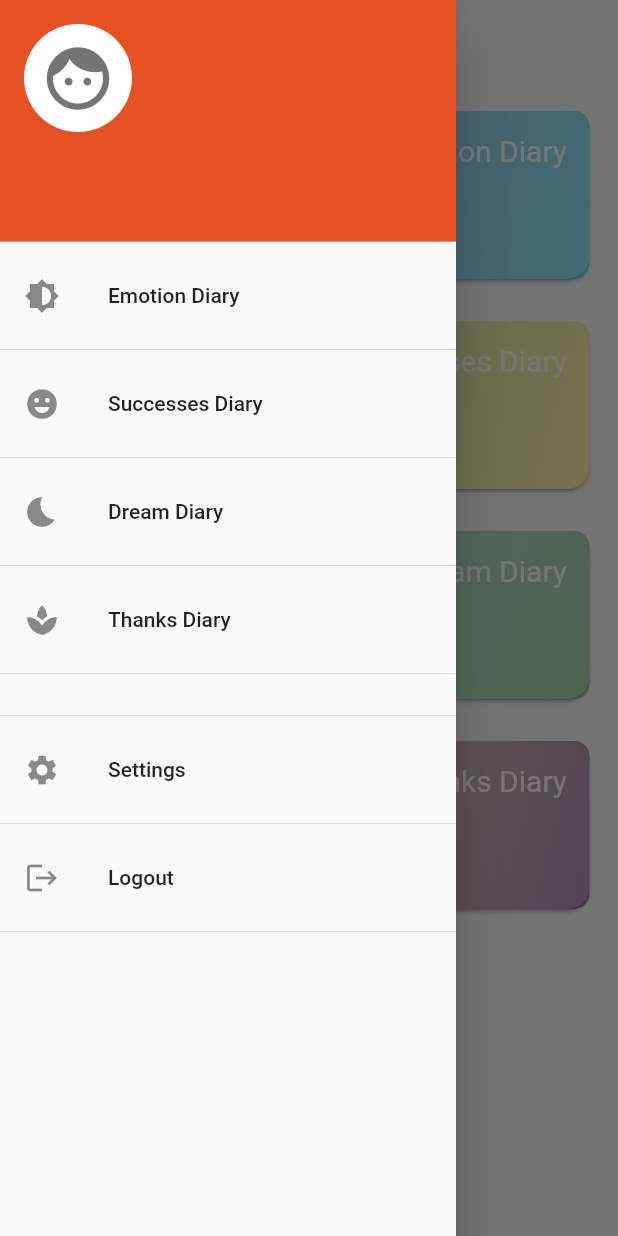
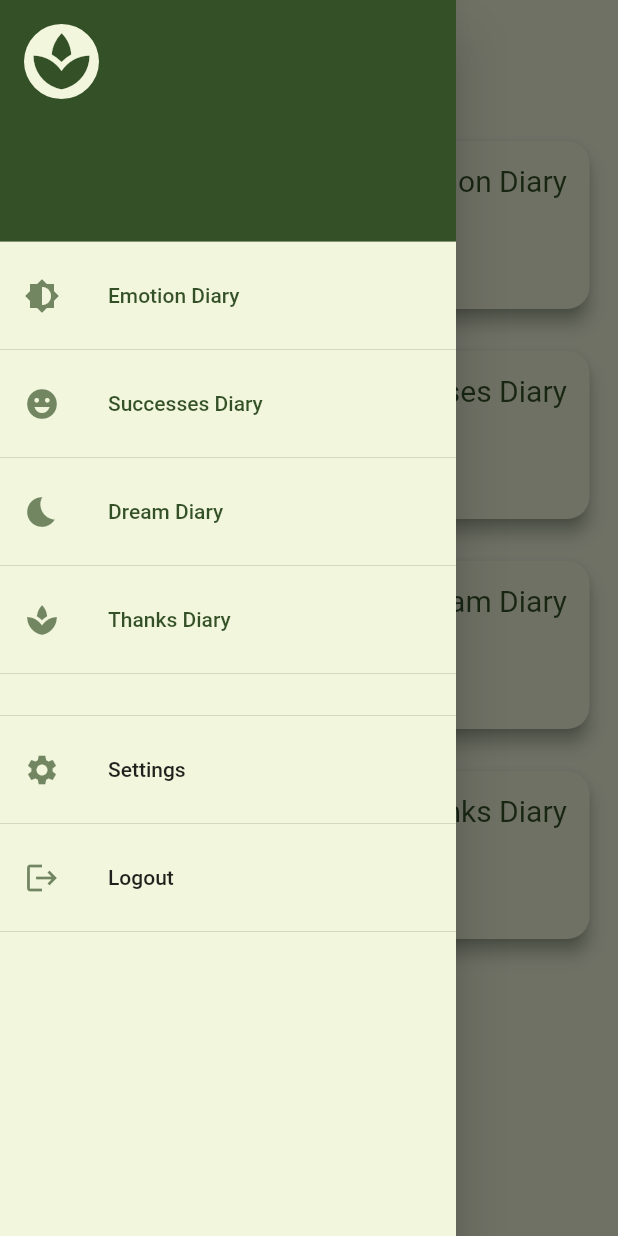
Before and after one commit to npavelko/self-therapy-diaries-v1, a Flutter app: the screen it shows once a user with an empty profile is signed in, with the side drawer open, on a phone screen of 412 x 824 dp. Run offline on Flutter 3.47's test engine with Material 2 defaults, Android fonts, the phone set to English and light mode, and no system bars; our stand-ins replace cloud_firestore, email_validator, firebase_auth, firebase_core, fluttertoast, get_it and 1 more; accounts and stored records are empty.

Commit message:
changed theme main colors of app

```diff
--- a/lib/diaries_drawer.dart
+++ b/lib/diaries_drawer.dart
@@ -1,5 +1,6 @@
 import 'package:flutter/material.dart';
 import 'package:get_it/get_it.dart';
+import 'package:self_therapy_diaries/main.dart';
 
 import 'package:self_therapy_diaries/model/diaries.dart';
 import 'package:self_therapy_diaries/model/user_of_diaries.dart';
@@ -8,7 +9,7 @@ import 'package:self_therapy_diaries/screens/user_settings_screen.dart';
 import 'package:self_therapy_diaries/service/firebase_service.dart';
 
 class DiariesDrawer extends StatelessWidget {
-  String? _name;
+  String? _name = '';
   String _email = '';
 
   DiariesDrawer(this._name);
@@ -23,13 +24,16 @@ class DiariesDrawer extends StatelessWidget {
       mainAxisSize: MainAxisSize.min,
       children: [
         ListTile(
-          title: Text(diaryTitle),
+          title: Text(diaryTitle, style: const TextStyle(color:  MyApp.colorMain),),
           onTap: () => Navigator.of(ctx)
               .pushReplacementNamed(EntriesListScreen.routeName, arguments: {
             'id': diaryId,
             'diaryTitle': diaryTitle,
           }),
-          leading: Icon(icon),
+          leading: Icon(
+            icon,
+            color: MyApp.colorMain.withOpacity(0.6),
+          ),
         ),
         const Divider(),
       ],
@@ -39,34 +43,46 @@ class DiariesDrawer extends StatelessWidget {
   @override
   Widget build(BuildContext context) {
     return Drawer(
+      backgroundColor: MyApp.scaffoldColor,
       child: ListView(
         padding: EdgeInsets.zero,
         children: [
           UserAccountsDrawerHeader(
-            currentAccountPicture: CircleAvatar(
-              backgroundColor: Colors.white,
+            currentAccountPictureSize: const Size.square(50),
+            currentAccountPicture: const CircleAvatar(
+              maxRadius: 20,
+              backgroundColor: MyApp.scaffoldColor,
               child: Icon(
-                Icons.face,
-                color: Colors.grey.shade600,
-                size: 50,
+                Icons.spa,
+                color: MyApp.colorMain,
+                size: 45,
               ),
             ),
             accountEmail: Text(
-              _name.toString(), /* UserOfDiaries.email */
+              UserOfDiaries.email,
+              style: const TextStyle(color: MyApp.scaffoldColor),
             ),
-            accountName: Row(
+            accountName: Column(
+              mainAxisAlignment: MainAxisAlignment.start,
+              crossAxisAlignment: CrossAxisAlignment.start,
               children: [
                 Text(
-                  UserOfDiaries.name + ' ' + UserOfDiaries.lastname,
+                  UserOfDiaries.name,
                   style: const TextStyle(
-                    fontSize: 24,
+                    color: MyApp.scaffoldColor,
+                    fontSize: 20,
+                  ),
+                ),
+                Text(
+                  UserOfDiaries.lastname,
+                  style: const TextStyle(
+                    color: MyApp.scaffoldColor,
+                    fontSize: 20,
                   ),
                 )
               ],
             ),
-            decoration: const BoxDecoration(
-              color: Color.fromARGB(255, 230, 81, 36),
-            ),
+            decoration: const BoxDecoration(color: MyApp.colorMain),
           ),
           SizedBox(
             height: 300,
@@ -79,20 +95,25 @@ class DiariesDrawer extends StatelessWidget {
           const Divider(),
           ListTile(
             title: const Text('Settings'),
-            leading: const Icon(Icons.settings),
+            leading: Icon(
+              Icons.settings,
+              color: MyApp.colorMain.withOpacity(0.6),
+            ),
             onTap: () {
               Navigator.of(context)
                   .popAndPushNamed(UserSettingsScreen.routeName);
-              // .pushNamed(UserSettingsScreen.routeName, arguments: {});
 
-              // GetIt.instance.get<FirebaseService>().getUserAccountData();
+              //GetIt.instance.get<FirebaseService>().getUserAccountData();
               //setState(() {});
             },
           ),
           const Divider(),
           ListTile(
             title: const Text('Logout'),
-            leading: const Icon(Icons.logout),
+            leading: Icon(
+              Icons.logout,
+              color: MyApp.colorMain.withOpacity(0.6),
+            ),
             onTap: () => logout(),
           ),
           const Divider(),
--- a/lib/main.dart
+++ b/lib/main.dart
@@ -27,8 +27,8 @@ void main() async {
 }
 
 class MyApp extends StatelessWidget {
-  static const Color colorMain = Color.fromRGBO(160, 108, 213, .9);
-  static const Color secondaryColor = Color.fromARGB(255, 230, 81, 36);
+  static const Color colorMain = Color.fromARGB(228, 28, 60, 16);
+  static const Color scaffoldColor = Color.fromARGB(255, 242, 246, 221);
 
   @override
   Widget build(BuildContext context) {
@@ -38,15 +38,13 @@ class MyApp extends StatelessWidget {
       return MaterialApp(
           title: 'Therapy Diaries',
           theme: ThemeData(
-            //colorScheme: ColorScheme  (primary: colorMain) , налаштувати
-            appBarTheme: AppBarTheme(color: colorMain),
+            scaffoldBackgroundColor: scaffoldColor,
+            appBarTheme: const AppBarTheme(color: colorMain),
             primaryColor: colorMain,
-            backgroundColor: colorMain,
-            accentColor: Color.fromARGB(255, 230, 81, 36),
             accentColorBrightness: Brightness.dark,
             fontFamily: 'Lato',
             textTheme: ThemeData.light().textTheme.copyWith(
-                  titleMedium: TextStyle(
+                  titleMedium: const TextStyle(
                     fontFamily: 'RobotoCondensed',
                     fontSize: 20,
                     fontWeight: FontWeight.bold,
--- a/lib/model/diaries.dart
+++ b/lib/model/diaries.dart
@@ -3,68 +3,34 @@ import 'package:flutter/material.dart';
 class Diary {
   final String id;
   final String title;
-  final LinearGradient linearGradient;
   final IconData icon;
 
   const Diary({
     required this.id,
     required this.title,
-    required this.linearGradient,
     required this.icon,
   });
 }
 
 final diaries = [
-  Diary(
+  const Diary(
     id: 'd1',
     title: 'Emotion Diary',
-    linearGradient: LinearGradient(
-      colors: [
-        const Color(0xa3673ab7).withOpacity(0.45),
-        const Color(0xff00d1eb).withOpacity(0.45),
-      ],
-      begin: Alignment.topLeft,
-      end: Alignment.bottomRight,
-    ),
     icon: Icons.brightness_6,
   ),
-  Diary(
+  const Diary(
     id: 'd2',
     title: 'Successes Diary',
-    linearGradient: LinearGradient(
-      colors: [
-        const Color(0xff47a44b).withOpacity(0.45),
-        const Color(0xffffeb3b).withOpacity(0.45),
-      ],
-      begin: Alignment.topLeft,
-      end: Alignment.bottomRight,
-    ),
     icon: Icons.emoji_emotions,
   ),
-  Diary(
+  const Diary(
     id: 'd3',
     title: 'Dream Diary',
-    linearGradient: LinearGradient(
-      colors: [
-        const Color(0xff62edff).withOpacity(0.45),
-        const Color(0xff47a44b).withOpacity(0.45),
-      ],
-      begin: Alignment.topLeft,
-      end: Alignment.bottomRight,
-    ),
     icon: Icons.bedtime,
   ),
-  Diary(
+  const Diary(
     id: 'd4',
     title: 'Thanks Diary',
-    linearGradient: LinearGradient(
-      colors: [
-        const Color(0xffffeb3b).withOpacity(0.45),
-        const Color(0xff551560).withOpacity(0.45)
-      ],
-      begin: Alignment.topLeft,
-      end: Alignment.bottomRight,
-    ),
     icon: Icons.spa,
   ),
 ];
--- a/lib/screens/diaries_screen.dart
+++ b/lib/screens/diaries_screen.dart
@@ -39,9 +39,8 @@ class _DiariesScreenState extends State<DiariesScreen> {
     return Scaffold(
       key: scaffoldKeyDieries,
       drawer: DiariesDrawer(
-        //name,
-        UserOfDiaries.name
-      ),
+          //name,
+          UserOfDiaries.name),
       body: SafeArea(
         child: Stack(
           children: [
@@ -59,7 +58,7 @@ class _DiariesScreenState extends State<DiariesScreen> {
             ),
             Padding(
               padding: const EdgeInsets.only(
-                top: 55,
+                top: 75,
               ),
               child: GridView(
                 padding: const EdgeInsets.all(15),
@@ -67,7 +66,6 @@ class _DiariesScreenState extends State<DiariesScreen> {
                     .map((diary) => DiaryItem(
                           diary.id,
                           diary.title,
-                          diary.linearGradient,
                           diary.icon,
                         ))
                     .toList(),
--- a/lib/screens/entries_list_screen.dart
+++ b/lib/screens/entries_list_screen.dart
@@ -37,7 +37,7 @@ class _EntriesListScreenState extends State<EntriesListScreen> {
         msg: "Deleted", // message
         toastLength: Toast.LENGTH_SHORT, // length
         gravity: ToastGravity.BOTTOM,
-        backgroundColor: MyApp.secondaryColor, // location
+        backgroundColor: MyApp.colorMain, // location
       );
     });
   }
@@ -116,8 +116,8 @@ class _EntriesListScreenState extends State<EntriesListScreen> {
         ]),
       ),
       floatingActionButton: FloatingActionButton(
-          backgroundColor: Theme.of(context).accentColor,
-          child: const Icon(Icons.add),
+          backgroundColor: MyApp.colorMain,
+          child: const Icon(Icons.add, color: MyApp.scaffoldColor,),
           elevation: 5,
           onPressed: () {
             _addNewEnrty(context, selectedDiaryId, selectedDiaryTitle);
--- a/lib/screens/field_settings_screen.dart
+++ b/lib/screens/field_settings_screen.dart
@@ -1,5 +1,3 @@
-import 'dart:math';
-
 import 'package:flutter/material.dart';
 import 'package:fluttertoast/fluttertoast.dart';
 import 'package:get_it/get_it.dart';
@@ -20,7 +18,6 @@ class _FieldSettingsScreenState extends State<FieldSettingsScreen> {
   Widget build(BuildContext context) {
     String _dataToUpdate = widget.data;
     String _enteredText = '';
-    String _label = 'New ' + _dataToUpdate;
 
     return Scaffold(
       appBar: AppBar(
@@ -51,9 +48,6 @@ class _FieldSettingsScreenState extends State<FieldSettingsScreen> {
                   Fluttertoast.showToast(msg: 'New $_dataToUpdate saved');
                   break;
               }
-
-              GetIt.instance.get<FirebaseService>().getUserAccountData();
-              setState(() {});
             },
             icon: const Icon(Icons.done),
           )
@@ -67,10 +61,8 @@ class _FieldSettingsScreenState extends State<FieldSettingsScreen> {
             onChanged: (value) {
               _enteredText = value;
             },
-            decoration:  InputDecoration(
-              enabledBorder: const UnderlineInputBorder(
-                  borderSide:
-                      BorderSide(color: MyApp.secondaryColor, width: 1.0)),
+            decoration: InputDecoration(
+
               focusedBorder: const UnderlineInputBorder(
                   borderSide: BorderSide(color: MyApp.colorMain, width: 1.0)),
               labelText: 'type new $_dataToUpdate here',
@@ -78,20 +70,6 @@ class _FieldSettingsScreenState extends State<FieldSettingsScreen> {
             ),
             maxLines: 1,
           ),
-          /* OutlinedButton(
-              clipBehavior: Clip.none,
-              autofocus: false,
-              child: Text('Save'),
-              onPressed: () {
-                setState(() {
-                  Fluttertoast.showToast(
-                    msg: "Saved", // message
-                    toastLength: Toast.LENGTH_SHORT, // length
-                    gravity: ToastGravity.BOTTOM,
-                    backgroundColor: MyApp.secondaryColor, // location
-                  );
-                });
-              }), */
         ]),
       ),
     );
--- a/lib/screens/show_edit_entry_screen.dart
+++ b/lib/screens/show_edit_entry_screen.dart
@@ -2,6 +2,7 @@ import 'package:flutter/material.dart';
 import 'package:get_it/get_it.dart';
 import 'package:intl/intl.dart';
 import 'package:cloud_firestore/cloud_firestore.dart';
+import 'package:self_therapy_diaries/main.dart';
 import 'package:self_therapy_diaries/service/firebase_service.dart';
 
 class ShowEditEntryScreen extends StatelessWidget {
@@ -82,8 +83,11 @@ class ShowEditEntryScreen extends StatelessWidget {
             //return Text('Loading...');
           }),
       floatingActionButton: FloatingActionButton(
-        child: const Icon(Icons.done),
-        backgroundColor: Theme.of(context).primaryColor,
+        child: const Icon(
+          Icons.done,
+          color: MyApp.scaffoldColor,
+        ),
+        backgroundColor: MyApp.colorMain,
         onPressed: () {
           if (_newTitleEntry.isEmpty) {
             _newTitleEntry = _nonChangedEntryTitle;
--- a/lib/screens/user_settings_screen.dart
+++ b/lib/screens/user_settings_screen.dart
@@ -9,14 +9,22 @@ class UserSettingsScreen extends StatelessWidget {
   @override
   Widget build(BuildContext context) {
     return Scaffold(
+
       appBar: AppBar(
         title: const Text('Settings'),
       ),
       body: Padding(
         padding: const EdgeInsets.all(8.0),
         child: SettingsList(
+          lightTheme: const SettingsThemeData(settingsListBackground: MyApp.scaffoldColor,
+          leadingIconsColor: MyApp.colorMain,
+          settingsTileTextColor:  MyApp.colorMain,
+          tileDescriptionTextColor: MyApp.colorMain,
+          ),
           sections: [
+
             SettingsSection(
+
                 title: const Text(
                   'Common',
                   style: TextStyle(color: MyApp.colorMain),
--- a/lib/service/firebase_service.dart
+++ b/lib/service/firebase_service.dart
@@ -1,4 +1,4 @@
-import 'dart:ffi';
+
 
 import 'package:cloud_firestore/cloud_firestore.dart';
 import 'package:firebase_auth/firebase_auth.dart';
--- a/lib/widgets/diary_item.dart
+++ b/lib/widgets/diary_item.dart
@@ -5,10 +5,10 @@ import 'package:self_therapy_diaries/screens/entries_list_screen.dart';
 class DiaryItem extends StatelessWidget {
   final String diaryId;
   final String diaryTitle;
-  final LinearGradient diaryGradient;
   final IconData iconData;
 
-  DiaryItem(this.diaryId, this.diaryTitle, this.diaryGradient, this.iconData);
+  DiaryItem(
+      this.diaryId, this.diaryTitle, this.iconData);
 
   void selectedDiary(BuildContext ctx) {
     Navigator.of(ctx).pushNamed(EntriesListScreen.routeName,
@@ -20,8 +20,9 @@ class DiaryItem extends StatelessWidget {
     return InkWell(
       onTap: () => selectedDiary(context),
       child: Card(
+        color: MyApp.scaffoldColor,
         shadowColor: MyApp.colorMain, //?
-        //elevation: 15,
+        elevation: 5,
         shape: RoundedRectangleBorder(
           borderRadius: BorderRadius.circular(15),
         ),
@@ -33,21 +34,20 @@ class DiaryItem extends StatelessWidget {
             children: [
               IconTheme(
                 data: const IconThemeData(
-                  color: Colors.white70,
+                  color: MyApp.colorMain,
                   size: 70,
                 ),
                 child: Icon(iconData),
               ),
               Text(
                 diaryTitle,
-                style: const TextStyle(color: Colors.white, fontSize: 20),
+                style: const TextStyle(color: MyApp.colorMain, fontSize: 20),
               ),
             ],
           ),
           padding: const EdgeInsets.all(15),
           decoration: BoxDecoration(
             borderRadius: BorderRadius.circular(10),
-            gradient: diaryGradient,
           ),
         ),
       ),
--- a/lib/widgets/entry_item.dart
+++ b/lib/widgets/entry_item.dart
@@ -1,4 +1,5 @@
 import 'package:flutter/material.dart';
+import 'package:self_therapy_diaries/main.dart';
 import 'package:self_therapy_diaries/screens/show_edit_entry_screen.dart';
 
 class EntryItem extends StatelessWidget {
@@ -57,6 +58,8 @@ class EntryItem extends StatelessWidget {
         //винести в оремий класс?
         borderRadius: BorderRadius.circular(15),
         child: Card(
+          shadowColor: MyApp.colorMain,
+          color: MyApp.scaffoldColor,
           margin: const EdgeInsets.symmetric(horizontal: 5, vertical: 5),
           elevation: 5,
           child: Padding(
```
